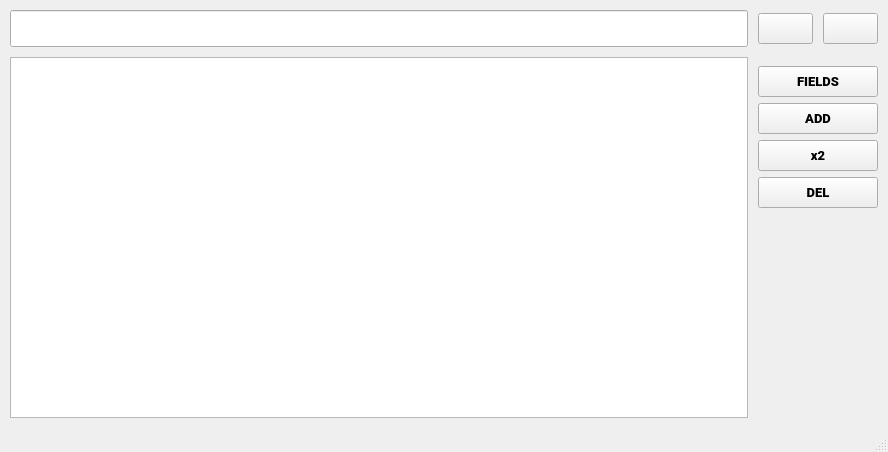
Qt form _data/main_GUI.ui (PaulFilms/CSV_EDITOR) before a commit.
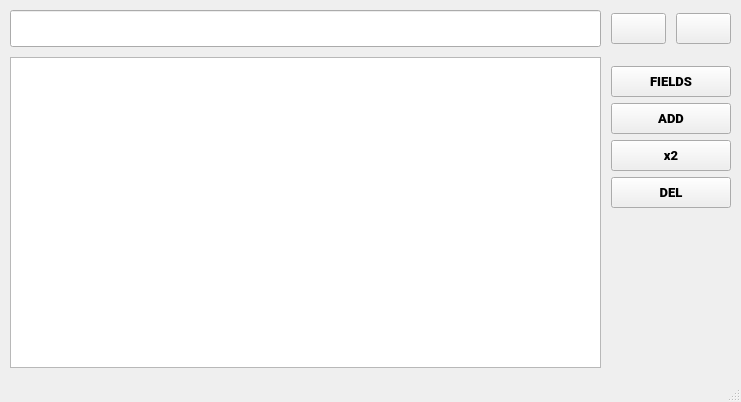
The same form after that commit. Icons and pictures are not drawn.

Commit message: Changes to be committed: 	renamed:    CSV_EDITOR.pyw -> CSV_EDITOR.py 	modified:   _data/main_GUI.ui 	modified:   _data/main_GUI_ui.py 	modified:   csv.spec 	modified:   requirements.txt

The edit to the form file:
```diff
--- a/_data/main_GUI.ui
+++ b/_data/main_GUI.ui
@@ -6,8 +6,8 @@
    <rect>
     <x>0</x>
     <y>0</y>
-    <width>888</width>
-    <height>452</height>
+    <width>741</width>
+    <height>402</height>
    </rect>
   </property>
   <property name="minimumSize">
@@ -121,7 +121,6 @@
           <font>
            <family>Roboto Black</family>
            <pointsize>14</pointsize>
-           <weight>75</weight>
            <bold>true</bold>
           </font>
          </property>
@@ -170,7 +169,6 @@
           <font>
            <family>Roboto Black</family>
            <pointsize>14</pointsize>
-           <weight>75</weight>
            <bold>true</bold>
           </font>
          </property>
@@ -270,16 +268,6 @@
       <attribute name="verticalHeaderVisible">
        <bool>false</bool>
       </attribute>
-      <row>
-       <property name="text">
-        <string>New Row</string>
-       </property>
-      </row>
-      <row>
-       <property name="text">
-        <string>New Row</string>
-       </property>
-      </row>
      </widget>
     </item>
     <item row="1" column="1">
@@ -315,7 +303,6 @@
           <font>
            <family>Roboto Black</family>
            <pointsize>10</pointsize>
-           <weight>75</weight>
            <bold>true</bold>
           </font>
          </property>
@@ -360,7 +347,6 @@
           <font>
            <family>Roboto Black</family>
            <pointsize>10</pointsize>
-           <weight>75</weight>
            <bold>true</bold>
           </font>
          </property>
@@ -405,7 +391,6 @@
           <font>
            <family>Roboto Black</family>
            <pointsize>10</pointsize>
-           <weight>75</weight>
            <bold>true</bold>
           </font>
          </property>
@@ -450,7 +435,6 @@
           <font>
            <family>Roboto Black</family>
            <pointsize>10</pointsize>
-           <weight>75</weight>
            <bold>true</bold>
           </font>
          </property>
```
Left out of the diff: 8 changed lines with no effect on the pictures. The commit also changes 4 other files.
